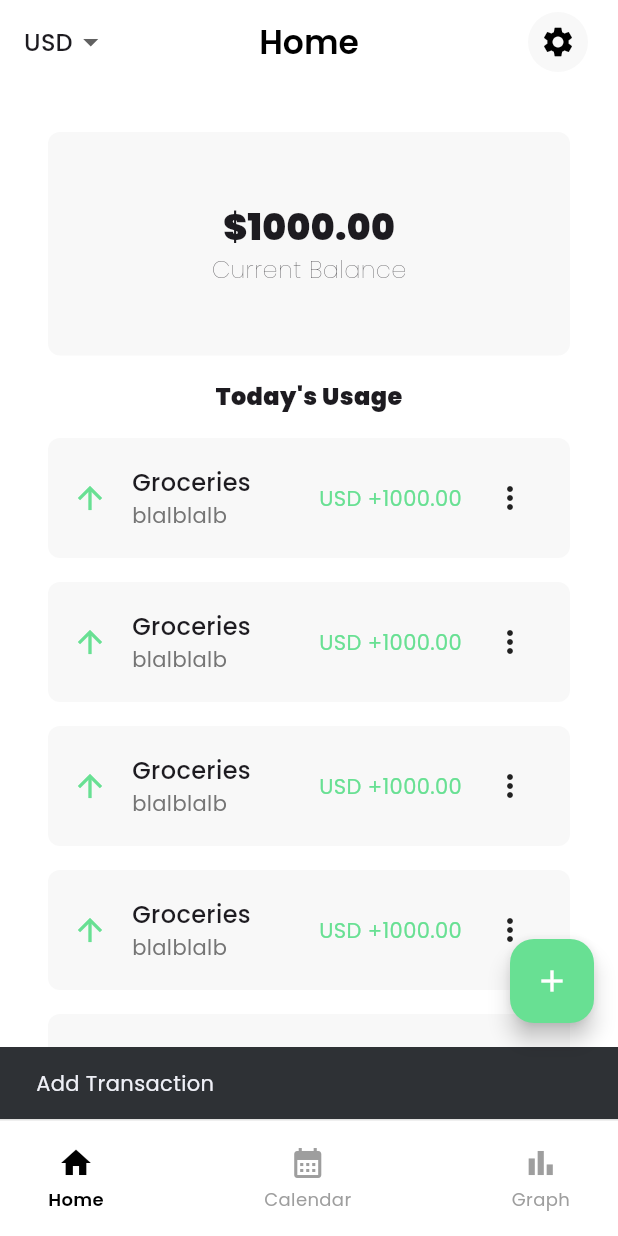
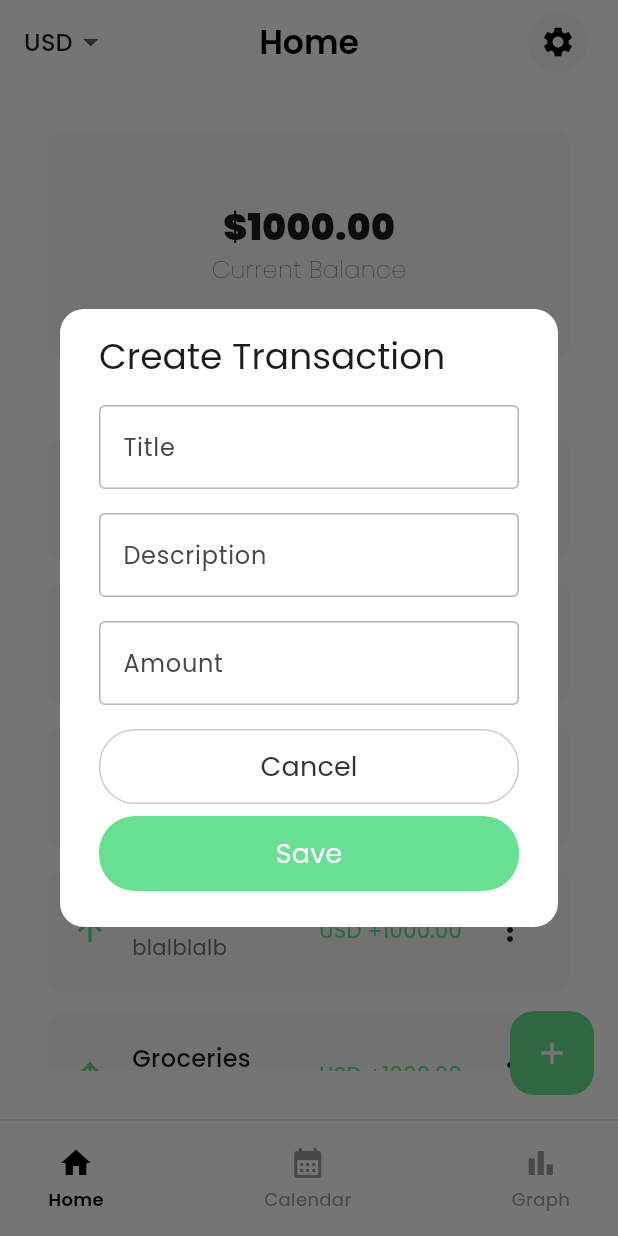
Before and after one commit to VMarkovicz/financial-management-app, a Flutter app: the HomeView screen opened by its route, after a tap on the "add" icon, on a phone screen of 412 x 824 dp. Run offline on Flutter 3.47's test engine with Material 3 defaults, Android fonts, the phone set to English and light mode, and no system bars; our stand-ins replace flutter_heatmap_calendar, get, google_fonts; missing offline and left inert: material_charts.

Commit message:
feat: create modal widget and apply it on creation of transactions

```diff
--- a/lib/views/home/home_view.dart
+++ b/lib/views/home/home_view.dart
@@ -1,7 +1,10 @@
 import 'dart:math';
 
 import 'package:financial_management_app/widgets/custom_app_bar.dart';
+import 'package:financial_management_app/widgets/custom_button.dart';
 import 'package:financial_management_app/widgets/custom_navigation_bar.dart';
+import 'package:financial_management_app/widgets/custom_text_field.dart';
+import 'package:financial_management_app/widgets/modal.dart';
 import 'package:financial_management_app/widgets/paper_container.dart';
 import 'package:financial_management_app/widgets/transaction.dart';
 import 'package:flutter/material.dart';
@@ -15,6 +18,10 @@ class HomeView extends StatefulWidget {
 
 class _HomeViewState extends State<HomeView> {
   String _selectedCurrency = 'USD';
+
+  final titleController = TextEditingController();
+  final descriptionController = TextEditingController();
+  final amountController = TextEditingController();
 
   @override
   Widget build(BuildContext context) {
@@ -31,10 +38,49 @@ class _HomeViewState extends State<HomeView> {
       ),
       bottomNavigationBar: const CustomNavigationBar(currentRoute: '/home'),
       floatingActionButton: FloatingActionButton(
+        elevation: 0,
         onPressed: () {
-          ScaffoldMessenger.of(
-            context,
-          ).showSnackBar(const SnackBar(content: Text("Add Transaction")));
+          Modal.show(
+            context: context,
+            title: 'Create Transaction',
+            body: Column(
+              mainAxisSize: MainAxisSize.min,
+              children: [
+                CustomTextField(
+                  label: 'Title',
+                  hint: 'Enter title',
+                  controller: titleController,
+                ),
+                const SizedBox(height: 16),
+                CustomTextField(
+                  label: 'Description',
+                  hint: 'Enter description',
+                  controller: descriptionController,
+                ),
+                const SizedBox(height: 16),
+                CustomTextField(
+                  label: 'Amount',
+                  hint: 'Enter amount',
+                  controller: amountController,
+                ),
+              ],
+            ),
+            actions: [
+              CustomButton(
+                label: 'Cancel',
+                backgroundColor: ButtonType.ghost,
+                onPressed: () => Navigator.of(context).pop(),
+              ),
+              CustomButton(
+                label: 'Save',
+                width: 100,
+                onPressed: () {
+                  // TODO: Implement save logic
+                  Navigator.of(context).pop();
+                },
+              ),
+            ],
+          );
         },
         backgroundColor: Color(0xFF68E093),
         child: const Icon(Icons.add, color: Colors.white),
--- a/lib/widgets/custom_app_bar.dart
+++ b/lib/widgets/custom_app_bar.dart
@@ -46,6 +46,8 @@ class _CustomAppBarState extends State<CustomAppBar> {
         widget.title,
         style: const TextStyle(fontWeight: FontWeight.w600),
       ),
+      scrolledUnderElevation: 0,
+      surfaceTintColor: Colors.transparent,
       leadingWidth: widget.showActions ? 140 : 100,
       leading: Padding(
         padding: const EdgeInsets.only(left: 16.0),
--- a/lib/widgets/custom_button.dart
+++ b/lib/widgets/custom_button.dart
@@ -56,9 +56,22 @@ class CustomButton extends StatelessWidget {
       child: ElevatedButton(
         style: ElevatedButton.styleFrom(
           backgroundColor: _getBackgoundColor(),
-          foregroundColor: Colors.white,
+          foregroundColor:
+              backgroundColor == ButtonType.ghost ? Colors.black : Colors.white,
+          elevation: 0,
+          surfaceTintColor:
+              backgroundColor == ButtonType.ghost ? Colors.transparent : null,
+          shadowColor:
+              backgroundColor == ButtonType.ghost ? Colors.transparent : null,
           shape: RoundedRectangleBorder(
             borderRadius: BorderRadius.circular(24),
+            side:
+                backgroundColor == ButtonType.ghost
+                    ? const BorderSide(
+                      color: Color.fromARGB(255, 203, 203, 203),
+                      width: 1.0,
+                    )
+                    : BorderSide.none,
           ),
         ),
         onPressed: onPressed,
@@ -67,7 +80,10 @@ class CustomButton extends StatelessWidget {
           style: TextStyle(
             fontSize: fontSize ?? 18,
             fontWeight: _getFontWeight(),
-            color: Colors.white,
+            color:
+                backgroundColor == ButtonType.ghost
+                    ? const Color(0xFF323232)
+                    : Colors.white,
           ),
         ),
       ),
--- a/lib/widgets/custom_text_field.dart
+++ b/lib/widgets/custom_text_field.dart
@@ -30,10 +30,13 @@ class CustomTextField extends StatelessWidget {
           labelText: label,
           hintText: hint,
           focusedBorder: const OutlineInputBorder(
-            borderSide: BorderSide(color: Colors.blueGrey, width: 2.0),
+            borderSide: BorderSide(color: Colors.indigoAccent, width: 2.0),
           ),
           enabledBorder: const OutlineInputBorder(
-            borderSide: BorderSide(color: Colors.blueGrey, width: 1.0),
+            borderSide: BorderSide(
+              color: Color.fromARGB(255, 178, 178, 178),
+              width: 1.0,
+            ),
           ),
         ),
       ),
--- /dev/null
+++ b/lib/widgets/modal.dart
@@ -0,0 +1,69 @@
+import 'package:flutter/material.dart';
+
+class Modal extends StatelessWidget {
+  final String title;
+  final Widget body;
+  final List<Widget> actions;
+
+  const Modal({
+    super.key,
+    required this.title,
+    required this.body,
+    required this.actions,
+  });
+
+  @override
+  Widget build(BuildContext context) {
+    return Container();
+  }
+
+  static Future<void> show({
+    required BuildContext context,
+    required String title,
+    required Widget body,
+    required List<Widget> actions,
+  }) {
+    return showDialog<void>(
+      context: context,
+      builder: (BuildContext context) {
+        return AlertDialog(
+          backgroundColor: Colors.white,
+          shape: RoundedRectangleBorder(
+            borderRadius: BorderRadius.circular(16),
+          ),
+          contentPadding: const EdgeInsets.symmetric(horizontal: 26),
+          titlePadding: const EdgeInsets.symmetric(
+            horizontal: 26,
+            vertical: 16,
+          ),
+          actionsPadding: const EdgeInsets.symmetric(
+            horizontal: 26,
+            vertical: 16,
+          ),
+          title: Text(title),
+          content: body,
+          actions: [
+            SizedBox(
+              width: 300,
+              child: Column(
+                mainAxisSize: MainAxisSize.min,
+                children:
+                    actions
+                        .map(
+                          (action) => Padding(
+                            padding: const EdgeInsets.only(bottom: 8.0),
+                            child: SizedBox(
+                              width: double.infinity,
+                              child: action,
+                            ),
+                          ),
+                        )
+                        .toList(),
+              ),
+            ),
+          ],
+        );
+      },
+    );
+  }
+}
--- a/lib/widgets/transaction.dart
+++ b/lib/widgets/transaction.dart
@@ -1,4 +1,7 @@
 import 'package:flutter/material.dart';
+import 'package:financial_management_app/widgets/modal.dart';
+import 'package:financial_management_app/widgets/custom_text_field.dart';
+import 'package:financial_management_app/widgets/custom_button.dart';
 
 enum TransactionType { income, expense }
 
@@ -19,6 +22,54 @@ class Transaction extends StatelessWidget {
     required this.date,
     this.currency = 'USD',
   });
+
+  void _handleEdit(BuildContext context) {
+    final titleController = TextEditingController(text: title);
+    final descriptionController = TextEditingController(text: description);
+    final amountController = TextEditingController(text: amount.toString());
+
+    Modal.show(
+      context: context,
+      title: 'Edit Transaction',
+      body: Column(
+        mainAxisSize: MainAxisSize.min,
+        children: [
+          CustomTextField(
+            label: 'Title',
+            hint: 'Enter title',
+            controller: titleController,
+          ),
+          const SizedBox(height: 16),
+          CustomTextField(
+            label: 'Description',
+            hint: 'Enter description',
+            controller: descriptionController,
+          ),
+          const SizedBox(height: 16),
+          CustomTextField(
+            label: 'Amount',
+            hint: 'Enter amount',
+            controller: amountController,
+          ),
+        ],
+      ),
+      actions: [
+        CustomButton(
+          label: 'Cancel',
+          backgroundColor: ButtonType.ghost,
+          onPressed: () => Navigator.of(context).pop(),
+        ),
+        CustomButton(
+          label: 'Save',
+          width: 100,
+          onPressed: () {
+            // TODO: Implement save logic
+            Navigator.of(context).pop();
+          },
+        ),
+      ],
+    );
+  }
 
   @override
   Widget build(BuildContext context) {
@@ -70,7 +121,7 @@ class Transaction extends StatelessWidget {
               onSelected: (value) {
                 switch (value) {
                   case 'edit':
-                    // TODO: Handle edit action
+                    _handleEdit(context);
                     break;
                   case 'delete':
                     // TODO: Handle delete action
```
